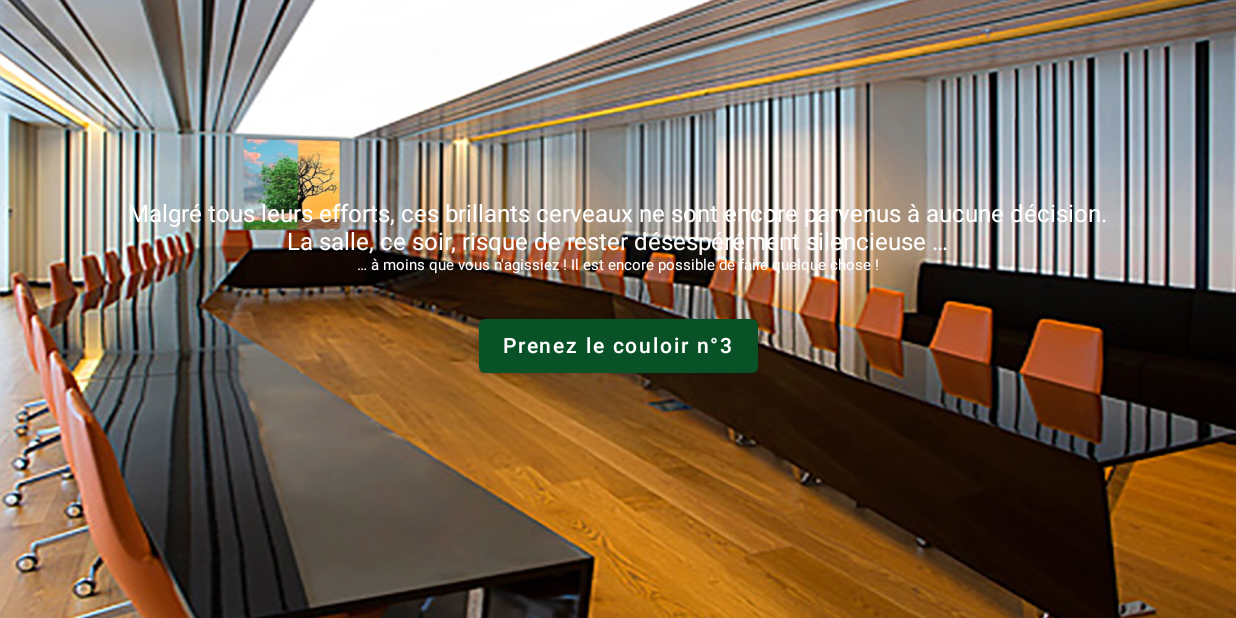
After one commit to lisegt/EscapeGame, an Android app built with Jetpack Compose: the salle_conseil screen opened through its navigation route, on a phone screen of 824 x 412 dp (held sideways). The commit adds this screen. Run offline under Robolectric (Android 15) with nearby library versions, the phone set to English and light mode, and no system bars.

Commit message:
salle conseil + couloir salle afrique + règles du jeu

```diff
--- a/app/build.gradle
+++ b/app/build.gradle
@@ -56,6 +56,7 @@ dependencies {
     implementation "androidx.compose.material:material:$compose_ui_version"
     implementation "androidx.compose.material:material-icons-extended:$compose_ui_version"
     implementation 'androidx.navigation:navigation-runtime-ktx:2.4.1'
+    implementation 'androidx.compose.foundation:foundation-layout:1.1.1'
 
     def nav_version = "2.5.3"
     implementation("androidx.navigation:navigation-compose:$nav_version")
--- a/app/src/main/java/com/example/escapegame/MainActivity.kt
+++ b/app/src/main/java/com/example/escapegame/MainActivity.kt
@@ -14,6 +14,8 @@ import androidx.navigation.NavHostController
 import androidx.navigation.compose.NavHost
 import androidx.navigation.compose.composable
 import androidx.navigation.compose.rememberNavController
+import com.example.escapegame.entree_jeu.reglesJeu
+import com.example.escapegame.entree_jeu.salleConseil
 import com.example.escapegame.ui.theme.EscapeGameTheme
 import kotlin.time.ExperimentalTime
 
@@ -76,7 +78,16 @@ fun MyAppNavHost(
             couloirSalleConseil(modifier = modifier, onClick = {navController.navigate("entree_salle_conseil")})
         }
         composable("entree_salle_conseil"){
-            entreeSalleConseil(modifier = modifier, onClick = {navController.navigate("entree_salle_conseil")})
+            entreeSalleConseil(modifier = modifier, onClick = {navController.navigate("salle_conseil")})
+        }
+        composable("salle_conseil"){
+            salleConseil(modifier = modifier,  navController = navController)
+        }
+        composable("couloir_salle_afrique"){
+            couloirSalleAfrique(modifier = modifier, navController = navController)
+        }
+        composable("regles_du_jeu"){
+            reglesJeu(modifier = modifier, navController = navController)
         }
     }
 }
--- /dev/null
+++ b/app/src/main/java/com/example/escapegame/entree_jeu/salle_conseil.kt
@@ -0,0 +1,72 @@
+package com.example.escapegame.entree_jeu
+
+import androidx.compose.foundation.layout.*
+import androidx.compose.material.Button
+import androidx.compose.material.Text
+import androidx.compose.runtime.*
+import androidx.compose.ui.Alignment
+import androidx.compose.ui.Modifier
+import androidx.compose.ui.draw.paint
+import androidx.compose.ui.graphics.Color
+import androidx.compose.ui.layout.ContentScale
+import androidx.compose.ui.res.painterResource
+import androidx.compose.ui.text.style.TextAlign
+import androidx.compose.ui.tooling.preview.Preview
+import androidx.compose.ui.unit.dp
+import androidx.compose.ui.unit.sp
+import androidx.navigation.NavController
+import androidx.navigation.compose.rememberNavController
+import com.example.escapegame.R
+import com.example.escapegame.ui.theme.EscapeGameTheme
+
+var titre1SalleConseil = "Malgré tous leurs efforts, ces brillants cerveaux ne sont encore parvenus à aucune décision."
+var titre2SalleConseil = "La salle, ce soir, risque de rester désespérément silencieuse …"
+var corpsSalleConseil = "… à moins que vous n'agissiez ! Il est encore possible de faire quelque chose !"
+@Composable
+fun salleConseil(
+    modifier: Modifier,
+    navController: NavController
+){
+    //background avec image
+    Box(modifier = with (Modifier){
+        fillMaxSize()
+            .paint(
+                // Replace with your image id
+                painterResource(id = R.drawable.salle_du_conseil),
+                contentScale = ContentScale.FillBounds)
+    }
+    )
+
+    Column(
+        modifier = modifier.fillMaxSize(),
+        verticalArrangement = Arrangement.Center,
+        horizontalAlignment = Alignment.CenterHorizontally
+    )  {
+        Text(titre1SalleConseil, color = Color.White)
+        Text(titre2SalleConseil, color = Color.White)
+        Text(
+            text = corpsSalleConseil,
+            fontSize = 10.sp,
+            textAlign = TextAlign.Center,
+            color = Color.White)
+        BoutonVersCouloirSalleAfrique(navController)
+    }
+}
+
+@Composable
+private fun BoutonVersCouloirSalleAfrique(navController: NavController) {
+    Button(
+        modifier = Modifier.padding(vertical = 24.dp),
+        onClick = { navController.navigate("couloir_salle_afrique") }
+    ) {
+        Text(text = "Prenez le couloir n°3")
+    }
+}
+
+@Preview(showBackground = true, widthDp = 320, heightDp = 320)
+@Composable
+fun BoutonVersCouloirSalleAfriquePreview() {
+    EscapeGameTheme {
+        salleConseil(modifier = Modifier, navController = rememberNavController() )
+    }
+}
--- /dev/null
+++ b/app/src/main/res/drawable/next.xml
@@ -0,0 +1,5 @@
+<vector android:autoMirrored="true" android:height="24dp"
+    android:tint="#FFFFFF" android:viewportHeight="24"
+    android:viewportWidth="24" android:width="24dp" xmlns:android="http://schemas.android.com/apk/res/android">
+    <path android:fillColor="@android:color/white" android:pathData="M10,6L8.59,7.41 13.17,12l-4.58,4.59L10,18l6,-6z"/>
+</vector>
```
Also changed, not shown: app/src/main/java/com/example/escapegame/entree_jeu/couloir_salle_afrique.kt (added, +67 -0 lines), app/src/main/java/com/example/escapegame/entree_jeu/regles_du_jeu_1.kt (added, +112 -0 lines), app/src/main/java/com/example/escapegame/entree_jeu/accueil.kt (renamed from app/src/main/java/com/example/escapegame/accueil.kt), app/src/main/java/com/example/escapegame/entree_jeu/bienvenue.kt (renamed from app/src/main/java/com/example/escapegame/bienvenue.kt), app/src/main/java/com/example/escapegame/entree_jeu/couloir_salle_conseil.kt (renamed from app/src/main/java/com/example/escapegame/couloir_salle_conseil.kt), app/src/main/java/com/example/escapegame/entree_jeu/entree_salle_conseil.kt (renamed from app/src/main/java/com/example/escapegame/entree_salle_conseil.kt), app/src/main/java/com/example/escapegame/entree_jeu/hall_accueil.kt (renamed from app/src/main/java/com/example/escapegame/hall_accueil.kt), app/src/main/res/drawable/carte_monde_regles_jeu.png (added), app/src/main/res/drawable/couloir_salle_afrique.jpg (added), app/src/main/res/drawable/fond_noir_regles_jeu.png (added), app/src/main/res/drawable/salle_du_conseil.jpg (added).
